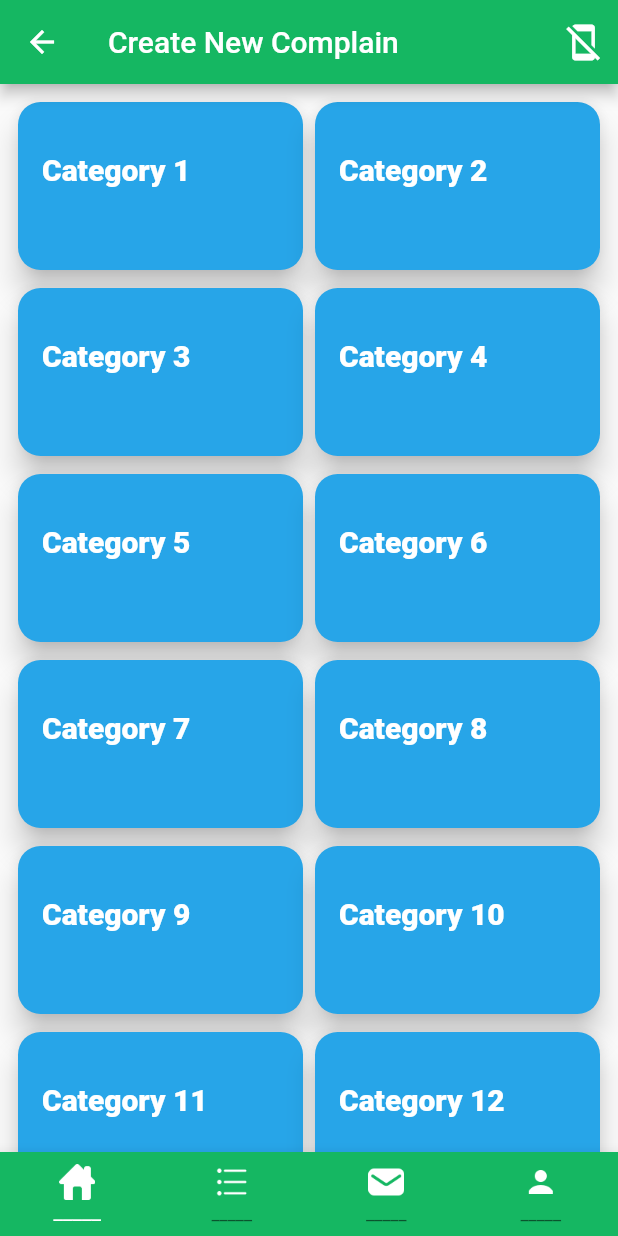
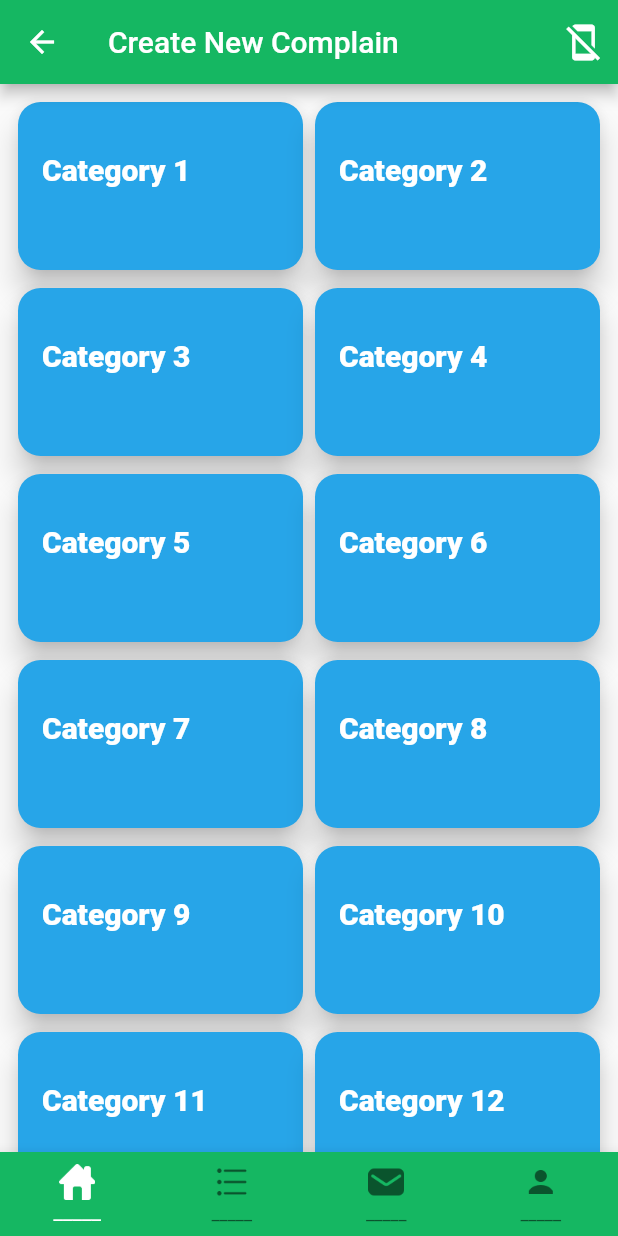
Before and after one commit to Visiomate/SBPComplaintApp, a Flutter app: the Home screen opened directly, item 2 of the bottom bar chosen, scrolled down 359 dp, after a tap on the "chevron left" icon, on a phone screen of 412 x 824 dp. Run offline on Flutter 3.47's test engine with Material 2 defaults, Android fonts, the phone set to English and light mode, and no system bars; our stand-ins replace dio, email_validator, otp_text_field, shared_preferences; accounts and stored records are empty.

Commit message:
bottom navigation bar issue resolve

```diff
--- a/lib/pages/home_widget.dart
+++ b/lib/pages/home_widget.dart
@@ -12,8 +12,10 @@ class Home extends StatefulWidget {
   }
 }
 
-class _HomeState extends State<Home> with TickerProviderStateMixin {
-  TabController tabController;
+class _HomeState extends State<Home>
+// with TickerProviderStateMixin
+{
+  // TabController tabController;
   int _currentIndex = 0;
   final List<Widget> _tablist = [
     HomePage(),
@@ -26,44 +28,47 @@ class _HomeState extends State<Home> with TickerProviderStateMixin {
     // PastTripsPage(),
     // PastTripsPage(),
   ];
-  @override
-  void initState() {
-    super.initState();
-    tabController =
-        TabController(initialIndex: 0, length: _tablist.length, vsync: this);
-  }
+  // @override
+  // void initState() {
+  //   super.initState();
+  //   tabController =
+  //       TabController(initialIndex: 0, length: _tablist.length, vsync: this);
+  // }
 
-  @override
-  void dispose() {
-    tabController.dispose();
-    super.dispose();
-  }
+  // @override
+  // void dispose() {
+  //   tabController.dispose();
+  //   super.dispose();
+  // }
 
   @override
   Widget build(BuildContext context) {
     return Scaffold(
-      body: TabBarView(
-        controller: tabController,
-        children: _tablist,
-      ),
+      body: _tablist[_currentIndex],
+      //  TabBarView(
+      //   controller: tabController,
+      //   children: _tablist,
+      // ),
       bottomNavigationBar: BottomNavigationBar(
           backgroundColor: Color.fromRGBO(21, 183, 98, 1),
           type: BottomNavigationBarType.fixed,
-          showSelectedLabels: true,
+          // showSelectedLabels: true,
           currentIndex: _currentIndex,
-          onTap: (currentIndex) {
-            setState(() {
-              _currentIndex = currentIndex;
-            });
-            tabController.animateTo(_currentIndex);
-          },
+          onTap: onTabTapped,
+
+          // (currentIndex) {
+          //   setState(() {
+          //     _currentIndex = currentIndex;
+          //   });
+          //   tabController.animateTo(_currentIndex);
+          // },
           fixedColor: Colors.white,
           items: [
             BottomNavigationBarItem(
               backgroundColor: Colors.blue,
               icon: ImageIcon(
                 AssetImage('assets/Home.png'),
-                color: Colors.white,
+                // color: Colors.white,
               ),
               // ignore: deprecated_member_use
               label: '_____',
@@ -72,7 +77,7 @@ class _HomeState extends State<Home> with TickerProviderStateMixin {
               backgroundColor: Colors.blue,
               icon: ImageIcon(
                 AssetImage('assets/list.png'),
-                color: Colors.white,
+                // color: Colors.white,
               ),
               label: '_____',
             ),
@@ -80,7 +85,7 @@ class _HomeState extends State<Home> with TickerProviderStateMixin {
               backgroundColor: Colors.blue,
               icon: ImageIcon(
                 AssetImage('assets/mail.png'),
-                color: Colors.white,
+                // color: Colors.white,
               ),
               label: '_____',
             ),
@@ -88,7 +93,7 @@ class _HomeState extends State<Home> with TickerProviderStateMixin {
               backgroundColor: Colors.blue,
               icon: ImageIcon(
                 AssetImage('assets/Person.png'),
-                color: Colors.white,
+                // color: Colors.white,
               ),
               label: '_____',
             ),
```
